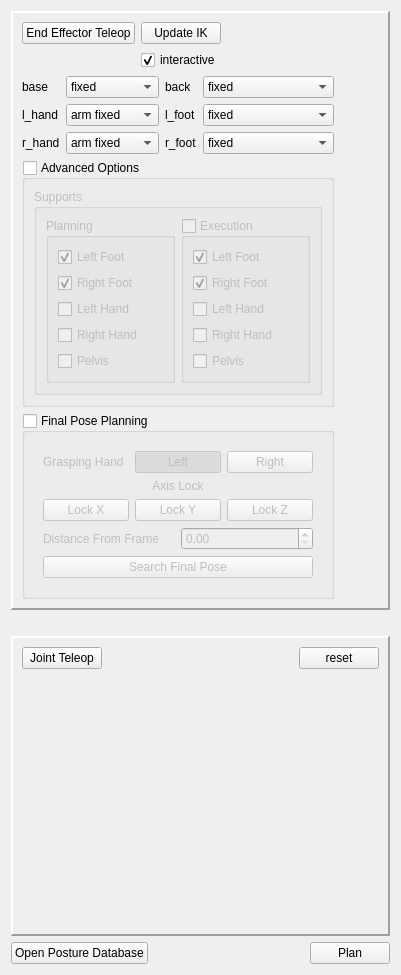
Before: the Qt Designer form src/app/ddTeleopPanel.ui in RobotLocomotion/director, drawn with Qt 5.
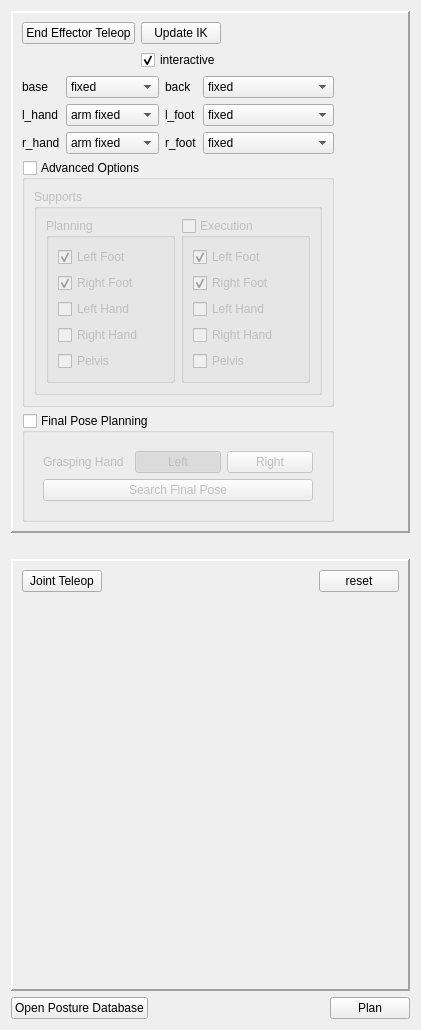
After: the same form once the commit is applied.

Commit message: remove unused ui controls and correct display of failing computation info

The edit to the form file:
```diff
--- a/src/app/ddTeleopPanel.ui
+++ b/src/app/ddTeleopPanel.ui
@@ -6,8 +6,8 @@
    <rect>
     <x>0</x>
     <y>0</y>
-    <width>401</width>
-    <height>952</height>
+    <width>421</width>
+    <height>1030</height>
    </rect>
   </property>
   <property name="windowTitle">
@@ -444,64 +444,6 @@
               </item>
              </layout>
             </item>
-            <item>
-             <widget class="QLabel" name="label_9">
-              <property name="text">
-               <string>Axis Lock</string>
-              </property>
-              <property name="alignment">
-               <set>Qt::AlignCenter</set>
-              </property>
-             </widget>
-            </item>
-            <item>
-             <layout class="QHBoxLayout" name="horizontalLayout_3">
-              <item>
-               <widget class="QPushButton" name="xLockButton">
-                <property name="text">
-                 <string>Lock X</string>
-                </property>
-                <property name="checkable">
-                 <bool>true</bool>
-                </property>
-               </widget>
-              </item>
-              <item>
-               <widget class="QPushButton" name="yLockButton">
-                <property name="text">
-                 <string>Lock Y</string>
-                </property>
-                <property name="checkable">
-                 <bool>true</bool>
-                </property>
-               </widget>
-              </item>
-              <item>
-               <widget class="QPushButton" name="zLockButton">
-                <property name="text">
-                 <string>Lock Z</string>
-                </property>
-                <property name="checkable">
-                 <bool>true</bool>
-                </property>
-               </widget>
-              </item>
-             </layout>
-            </item>
-            <item>
-             <layout class="QHBoxLayout" name="horizontalLayout_4">
-              <item>
-               <widget class="QLabel" name="label_8">
-                <property name="text">
-                 <string>Distance From Frame</string>
-                </property>
-               </widget>
-              </item>
-              <item>
-               <widget class="QDoubleSpinBox" name="distanceSpinBox"/>
-              </item>
-             </layout>
-            </item>
             <item>
              <widget class="QPushButton" name="searchFinalPoseButton">
               <property name="text">
```
The commit also changes 3 other files.
